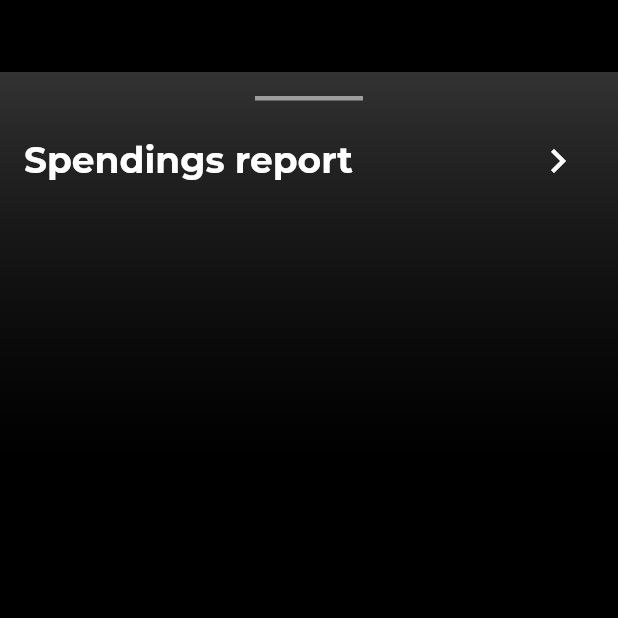
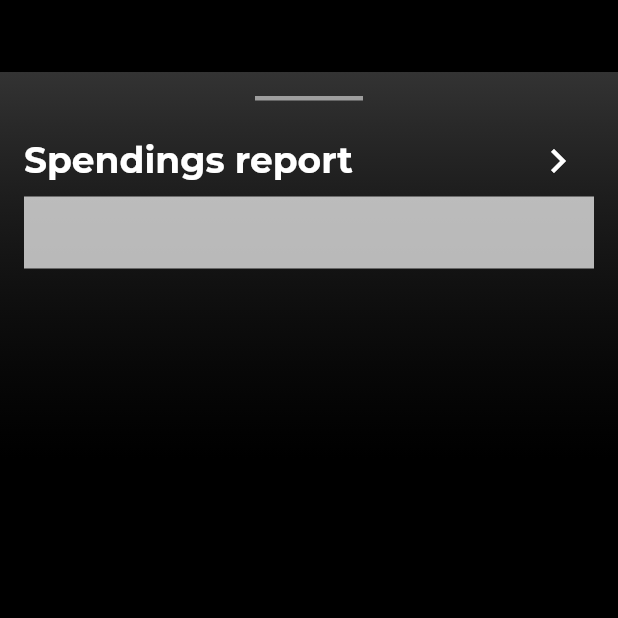
Before and after one commit to JAICHANGPARK/flutter_notebook_8th_story, a Flutter app: the screen it shows after launch, on a phone screen of 412 x 824 dp, the top half of it. Run offline on Flutter 3.47's test engine with Material 2 defaults, Android fonts, the phone set to English and light mode, and no system bars; our stand-ins replace badges, flutter_hooks, google_fonts, hooks_riverpod, state_notifier.

Commit message:
Update bank_main_page.dart

```diff
--- a/lib/ep594_banking_app/bank_main_page.dart
+++ b/lib/ep594_banking_app/bank_main_page.dart
@@ -55,9 +55,14 @@ class _BankMainPageState extends State<BankMainPage> {
                                 color: Colors.white,
                                 iconSize: 32,
                                 onPressed: (){
-
-                            })
+                            }),
                           ],
+                        ),
+                        Container(
+                          height: 48,
+                          decoration: BoxDecoration(
+                            color: Colors.white.withOpacity(0.7),
+                          ),
                         )
                       ],
                     ),
```
